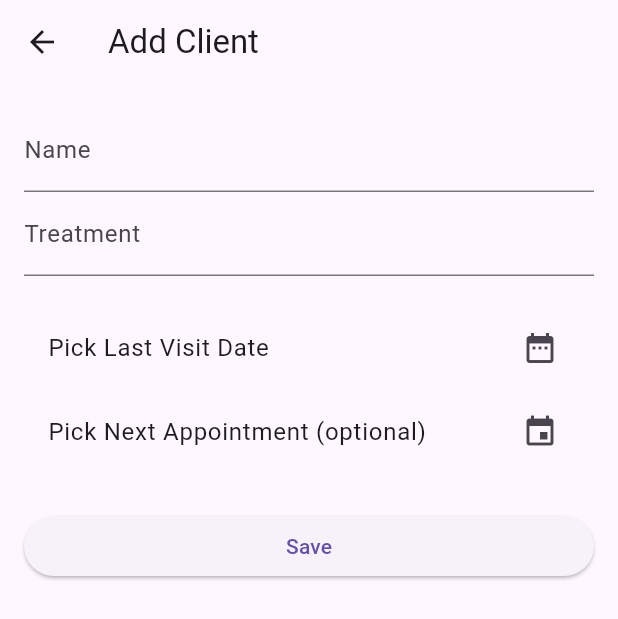
After one commit to aBraM-aBraM/client_manager, a Flutter app: the screen it shows after launch, after a tap on the "add" icon, on a phone screen of 412 x 824 dp. The commit adds this screen. Shown: the top 619 px of the screen. Run offline on Flutter 3.47's test engine with Material 3 defaults, Android fonts, the phone set to English and light mode, and no system bars.

Commit message:
add client feature

```diff
--- a/lib/main.dart
+++ b/lib/main.dart
@@ -1,6 +1,7 @@
 import 'package:flutter/material.dart';
 import 'models/client.dart';
 import 'package:intl/intl.dart';
+import 'pages/add_client_page.dart';
 
 void main() {
   runApp(const MyApp());
@@ -86,6 +87,19 @@ class _MyHomePageState extends State<MyHomePage> {
           );
         },
       ),
+      floatingActionButton: FloatingActionButton(onPressed: () async {
+        final newClient = await Navigator.push<Client>(
+          context,
+          MaterialPageRoute(builder: (_) => const AddClientPage()),
+          );
+        if (newClient != null) {
+          setState(() {
+            clients.add(newClient);
+          });
+        }
+      },
+      child: const Icon(Icons.add),
+      ),
     );
   }
 }
--- /dev/null
+++ b/lib/pages/add_client_page.dart
@@ -0,0 +1,102 @@
+import 'package:flutter/material.dart';
+import 'package:intl/intl.dart';
+import '../models/client.dart';
+
+class AddClientPage extends StatefulWidget {
+  const AddClientPage({super.key});
+
+  @override
+  State<AddClientPage> createState() => _AddClientPageState();
+}
+
+class _AddClientPageState extends State<AddClientPage> {
+  final _formKey = GlobalKey<FormState>();
+  final nameController = TextEditingController();
+  final treatmentController = TextEditingController();
+
+  DateTime? lastVisit;
+  DateTime? nextAppointment;
+
+  Future<void> _pickDate(bool isLastVisit) async {
+    final picked = await showDatePicker(
+      context: context,
+      initialDate: DateTime.now(),
+      firstDate: DateTime(2020),
+      lastDate: DateTime(2030),
+    );
+    if (picked != null) {
+      setState(() {
+        if (isLastVisit) {
+          lastVisit = picked;
+        } else {
+          nextAppointment = picked;
+        }
+      });
+    }
+  }
+
+  String formatDate(DateTime? date) {
+    return date == null ? '' : DateFormat('dd/MM/yyyy').format(date);
+  }
+
+  @override
+  Widget build(BuildContext context) {
+    return Scaffold(
+      appBar: AppBar(title: const Text('Add Client')),
+      body: Padding(
+        padding: const EdgeInsets.all(16),
+        child: Form(
+          key: _formKey,
+          child: ListView(
+            children: [
+              TextFormField(
+                controller: nameController,
+                decoration: const InputDecoration(labelText: 'Name'),
+                validator: (val) => val!.isEmpty ? 'Enter name' : null,
+              ),
+              TextFormField(
+                controller: treatmentController,
+                decoration: const InputDecoration(labelText: 'Treatment'),
+                validator: (val) => val!.isEmpty ? 'Enter treatment' : null,
+              ),
+              const SizedBox(height: 20),
+              ListTile(
+                title: Text(
+                  lastVisit == null
+                      ? 'Pick Last Visit Date'
+                      : 'Last Visit: ${formatDate(lastVisit)}',
+                ),
+                trailing: const Icon(Icons.date_range),
+                onTap: () => _pickDate(true),
+              ),
+              ListTile(
+                title: Text(
+                  nextAppointment == null
+                      ? 'Pick Next Appointment (optional)'
+                      : 'Next Appt: ${formatDate(nextAppointment)}',
+                ),
+                trailing: const Icon(Icons.event),
+                onTap: () => _pickDate(false),
+              ),
+              const SizedBox(height: 24),
+              ElevatedButton(
+                onPressed: () {
+                  if (_formKey.currentState!.validate() && lastVisit != null) {
+                    final newClient = Client(
+                      name: nameController.text,
+                      treatment: treatmentController.text,
+                      lastVisit: lastVisit!,
+                      nextAppointment: nextAppointment,
+                    );
+                    Navigator.pop(context, newClient);
+                  }
+                },
+                child: const Text('Save'),
+              ),
+            ],
+          ),
+        ),
+      ),
+    );
+  }
+}
```
